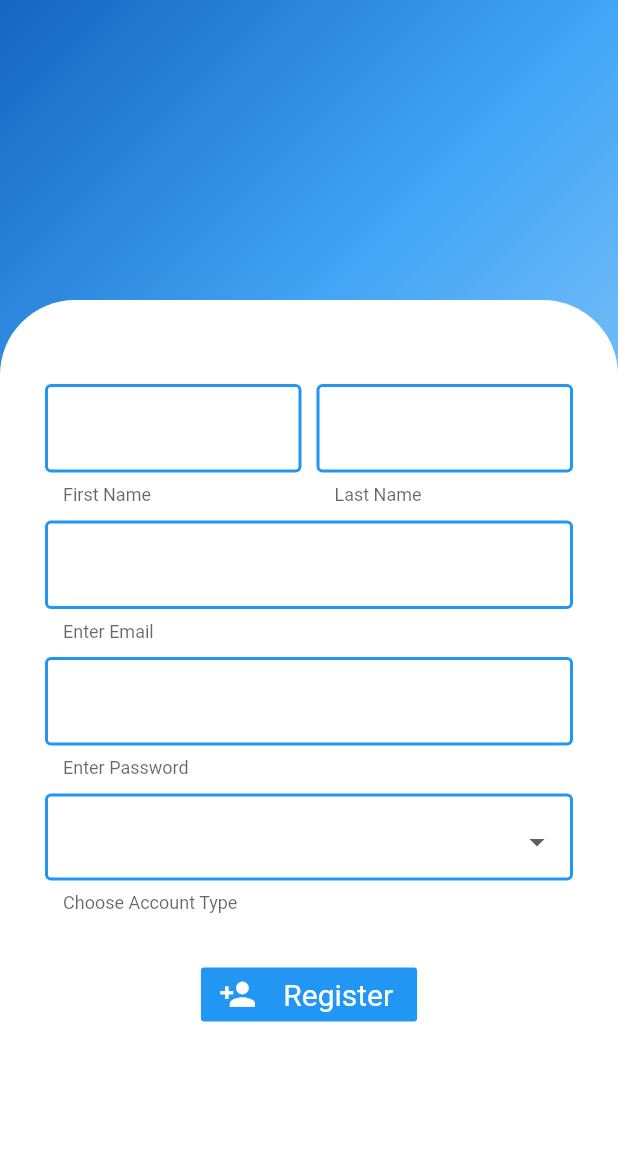
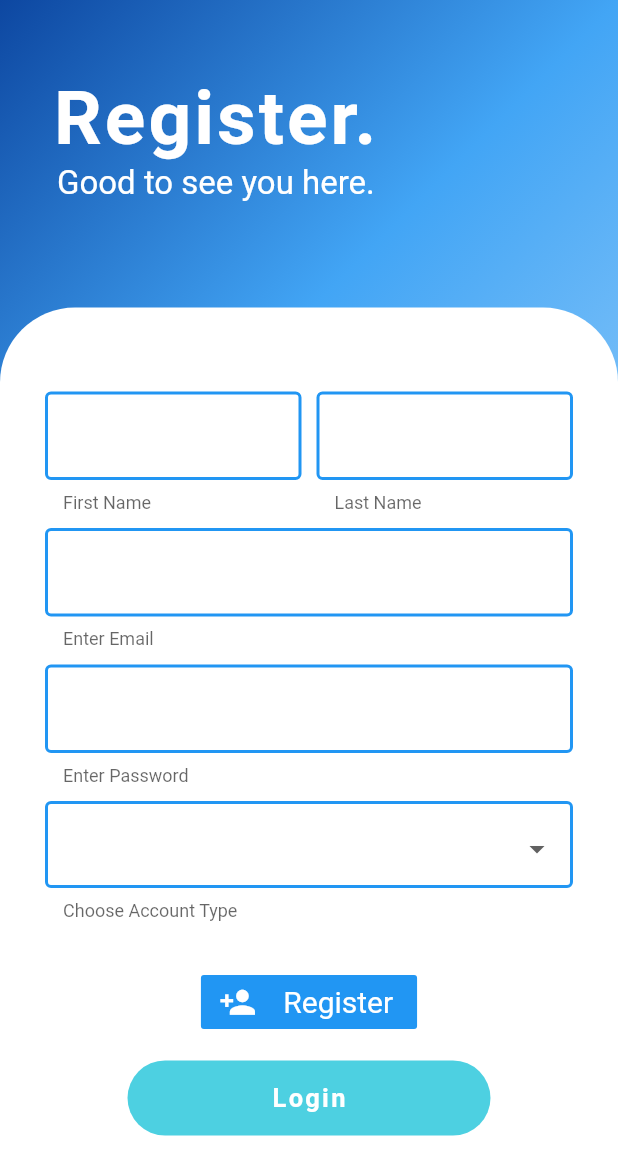
Before and after one commit to AlphaArtrem/attendance_app, a Flutter app: the screen it shows after launch, after a tap on "Login", after a tap on "Register", on a phone screen of 412 x 824 dp. Shown: the top 1175 px of the screen. Run offline on Flutter 3.47's test engine with Material 2 defaults, Android fonts, the phone set to English and light mode, and no system bars; our stand-ins replace cloud_firestore, firebase_auth, flutter_datetime_picker, flutter_spinkit; missing offline and left inert: enhanced_future_builder; accounts and stored records are empty.

Commit message:
Added proper titles for login and regsiter form on authetication screen which change back and forth using callbacks from auth class to login and regsiter classes

```diff
--- a/lib/logged_in/teacher/students.dart
+++ b/lib/logged_in/teacher/students.dart
@@ -100,7 +100,7 @@ class _EnrolledStudentsState extends State<EnrolledStudents> {
               child: ListTile(
                 onTap: () async{
                   dynamic data = await Navigator.pushNamed(context, '/addStudents', arguments: {'enrolledStudents' : students, 'batch' : batch, 'subject': subject});
-                  if(dynamic != null) {
+                  if(data != null) {
                     setState(() {
                       students = data['enrolledStudents'];
                     });
--- a/lib/logged_out/authentication.dart
+++ b/lib/logged_out/authentication.dart
@@ -1,4 +1,5 @@
 import 'package:attendanceapp/logged_out/methods/log_in.dart';
+import 'package:attendanceapp/logged_out/methods/register.dart';
 import 'package:flutter/cupertino.dart';
 import 'package:flutter/material.dart';
 
@@ -7,7 +8,12 @@ class Authentication extends StatefulWidget {
   _AuthenticationState createState() => _AuthenticationState();
 }
 
-class _AuthenticationState extends State<Authentication> {
+class _AuthenticationState extends State<Authentication> with SingleTickerProviderStateMixin{
+  bool _login = true;
+
+  _updateTitle(bool login){
+    setState(() => _login = login);
+  }
 
   @override
   Widget build(BuildContext context) {
@@ -18,14 +24,26 @@ class _AuthenticationState extends State<Authentication> {
             gradient: LinearGradient(
                 begin: Alignment.topLeft,
                 colors: [
-                  Colors.blue[800],
+                  Colors.blue[900],
                   Colors.blue[400],
                   Colors.blue[200]
                 ]
             )
         ),
+        child: Column(
+          crossAxisAlignment: CrossAxisAlignment.start,
+          children: <Widget>[
+            Padding(
+              padding: const EdgeInsets.fromLTRB(35, 50, 15, 0),
+              child: Text('${_login ? 'Login.' : 'Register.'}', style: TextStyle(color: Colors.white, fontSize: 50, letterSpacing: 2, fontWeight: FontWeight.bold),),
+            ),
+            Padding(
+              padding: const EdgeInsets.fromLTRB(38, 0, 15, 0),
+              child: Text('${_login ? 'Welcome Back.' : 'Good to see you here.'}', style: TextStyle(color: Colors.white, fontSize: 22,),),
+            ),
+            Expanded(
               child: Container(
-          margin: EdgeInsets.fromLTRB(0, 200, 0, 0),
+                margin: EdgeInsets.fromLTRB(0, 70, 0, 0),
                 padding: const EdgeInsets.fromLTRB(15, 20, 15, 0),
                 decoration: BoxDecoration(
                     color: Colors.white,
@@ -34,13 +52,13 @@ class _AuthenticationState extends State<Authentication> {
                 ),
                 child: ListView(
                   children: <Widget>[
-              Column(
-                children: <Widget>[
-                  Login(),
+                    _login ? Login(_updateTitle) : Register(_updateTitle),
+                    SizedBox(height: 50,)
                   ],
                 ),
+              ),
+            ),
           ],
-          ),
         ),
       ),
     );
--- a/lib/logged_out/methods/log_in.dart
+++ b/lib/logged_out/methods/log_in.dart
@@ -1,12 +1,13 @@
 import 'package:attendanceapp/classes/account.dart';
 import 'package:attendanceapp/classes/firestore.dart';
-import 'package:attendanceapp/logged_out/methods/register.dart';
 import 'package:attendanceapp/shared/formatting.dart';
 import 'package:firebase_auth/firebase_auth.dart';
 import 'package:flutter/cupertino.dart';
 import 'package:flutter/material.dart';
 
 class Login extends StatefulWidget {
+  final ValueChanged<bool> updateTitle;
+  Login(this.updateTitle);
   @override
   _LoginState createState() => _LoginState();
 }
@@ -15,15 +16,15 @@ class _LoginState extends State<Login> {
   final User _account = User();
   final _formKey = GlobalKey<FormState>();
 
+
   String _email;
   String _pass;
   String _error = '';
   bool _loading = false;
-  bool _toLogin = true;
 
   @override
   Widget build(BuildContext context){
-    return _toLogin ? loginForm() : Register();
+    return loginForm();
   }
 
   Widget loginForm(){
@@ -105,7 +106,7 @@ class _LoginState extends State<Login> {
                     margin: EdgeInsets.symmetric(horizontal: 50),
                     decoration: BoxDecoration(
                       borderRadius: BorderRadius.circular(50),
-                      color: Color.fromRGBO(51, 204, 255, 1),
+                      color: Colors.cyan,
                     ),
                     child: Center(
                       child: Text("Login", style: TextStyle(color: Colors.white, fontWeight: FontWeight.bold, letterSpacing: 1.5, fontSize: 17),),
@@ -118,13 +119,13 @@ class _LoginState extends State<Login> {
           ),
         ),
         GestureDetector(
-          onTap: () => setState(() => _toLogin = !_toLogin),
+          onTap: () => widget.updateTitle(false),
           child: Container(
             height: 50,
             margin: EdgeInsets.symmetric(horizontal: 70),
             decoration: BoxDecoration(
               borderRadius: BorderRadius.circular(50),
-              color: Colors.cyan[100],
+              color: Colors.cyan[300],
             ),
             child: Center(
               child: Text("Register", style: TextStyle(color: Colors.white, fontWeight: FontWeight.bold, letterSpacing: 1.5, fontSize: 17),),
--- a/lib/logged_out/methods/register.dart
+++ b/lib/logged_out/methods/register.dart
@@ -6,6 +6,8 @@ import 'package:flutter/cupertino.dart';
 import 'package:flutter/material.dart';
 
 class Register extends StatefulWidget {
+  final ValueChanged<bool> updateTitle;
+  Register(this.updateTitle);
   @override
   _RegisterState createState() => _RegisterState();
 }
@@ -22,7 +24,9 @@ class _RegisterState extends State<Register> {
 
   @override
   Widget build(BuildContext context) {
-    return loading ? AuthLoading(230, 20) : Form(
+    return loading ? AuthLoading(230, 20) : Column(
+      children: <Widget>[
+        Form(
           key: _formKey,
           child: Padding(
             padding: const EdgeInsets.fromLTRB(15, 0, 15, 15),
@@ -161,6 +165,22 @@ class _RegisterState extends State<Register> {
               ],
             ),
           ),
+        ),
+        GestureDetector(
+          onTap: () => widget.updateTitle(true),
+          child: Container(
+            height: 50,
+            margin: EdgeInsets.symmetric(horizontal: 70),
+            decoration: BoxDecoration(
+              borderRadius: BorderRadius.circular(50),
+              color: Colors.cyan[300],
+            ),
+            child: Center(
+              child: Text("Login", style: TextStyle(color: Colors.white, fontWeight: FontWeight.bold, letterSpacing: 1.5, fontSize: 17),),
+            ),
+          ),
+        ),
+      ],
     );
   }
 }
--- a/lib/main.dart
+++ b/lib/main.dart
@@ -3,12 +3,10 @@ import 'package:attendanceapp/logged_in/teacher/add_students.dart';
 import 'package:attendanceapp/logged_in/teacher/attendance.dart';
 import 'package:attendanceapp/logged_in/teacher/batches.dart';
 import 'package:attendanceapp/logged_in/teacher/students.dart';
-import 'package:attendanceapp/logged_out/methods/register.dart';
 import 'package:attendanceapp/shared/attendance_list.dart';
 import 'package:firebase_auth/firebase_auth.dart';
 import 'package:flutter/material.dart';
 import 'package:attendanceapp/logged_out/authentication.dart';
-import 'package:attendanceapp/logged_out/methods/log_in.dart';
 import 'package:provider/provider.dart';
 import 'package:attendanceapp/classes/account.dart';
 
```
Lines whose indentation alone changed are shown as unchanged.
